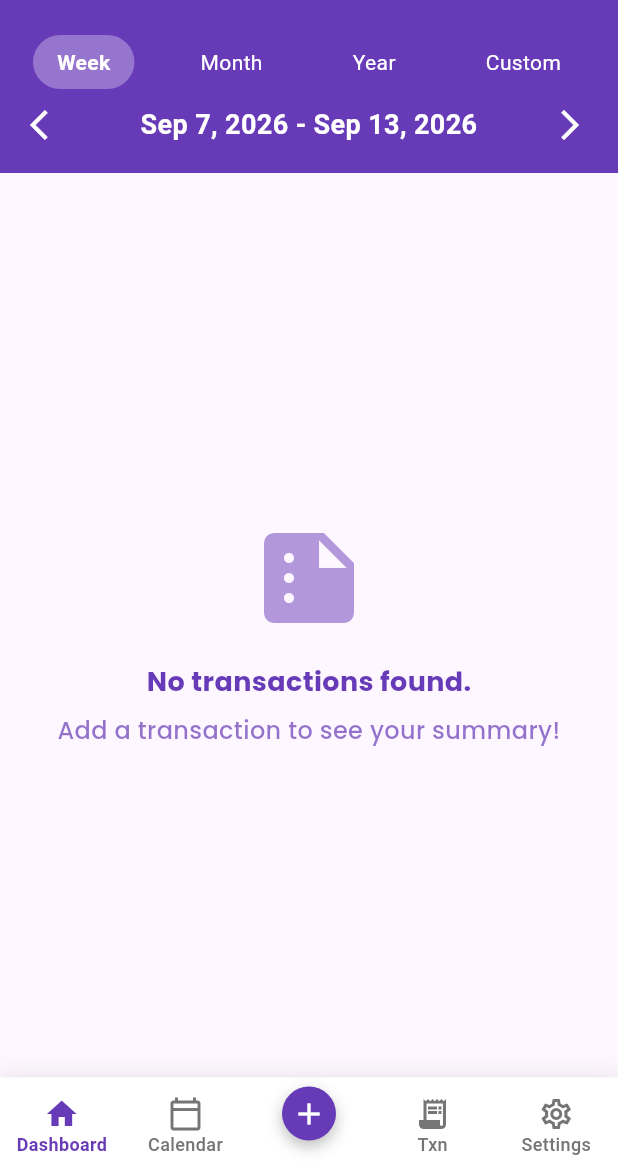
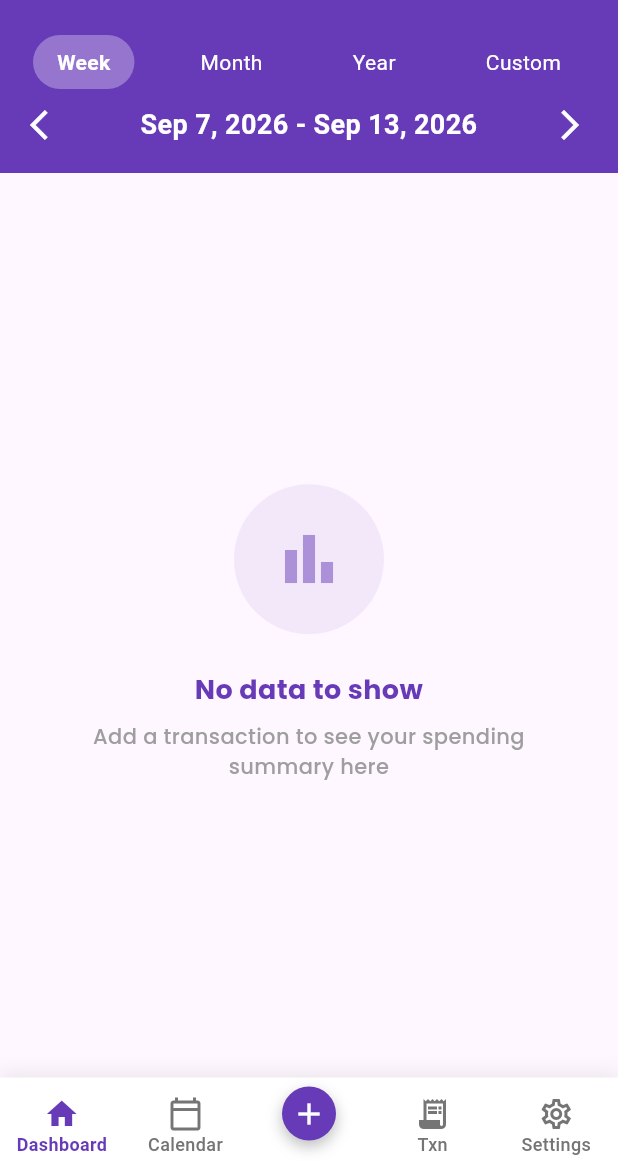
Before and after one commit to palanikumarsky/expense-trackify, a Flutter app: the screen it shows after launch, after a tap on "Week", on a phone screen of 412 x 824 dp, the part 61-1236 px from its top. Run offline on Flutter 3.47's test engine with Material 3 defaults, Android fonts, the phone set to English and light mode, and no system bars; our stand-ins replace bloc, device_info_plus, drift, equatable, fl_chart, flutter_bloc and 6 more; missing offline and left inert: pdfx; accounts and stored records are empty; generated files the repository leaves out were written again.

Commit message:
Add reusable empty states and auto-refresh home screen on transaction changes

```diff
--- /dev/null
+++ b/lib/config/widgets/empty_state_widget.dart
@@ -0,0 +1,81 @@
+import 'package:expensetrackify/constants/colors.dart';
+import 'package:expensetrackify/constants/styles.dart';
+import 'package:flutter/material.dart';
+
+class EmptyStateWidget extends StatelessWidget {
+  final IconData icon;
+  final String title;
+  final String subtitle;
+  final String? buttonLabel;
+  final VoidCallback? onButtonTap;
+
+  const EmptyStateWidget({
+    super.key,
+    required this.icon,
+    required this.title,
+    required this.subtitle,
+    this.buttonLabel,
+    this.onButtonTap,
+  });
+
+  @override
+  Widget build(BuildContext context) {
+    return Center(
+      child: Padding(
+        padding: const EdgeInsets.symmetric(horizontal: 40),
+        child: Column(
+          mainAxisAlignment: MainAxisAlignment.center,
+          children: [
+            Container(
+              width: 100,
+              height: 100,
+              decoration: BoxDecoration(
+                color: AppColors.deepPurpleColor.withOpacity(0.08),
+                shape: BoxShape.circle,
+              ),
+              child: Icon(
+                icon,
+                size: 48,
+                color: AppColors.deepPurpleColor.withOpacity(0.5),
+              ),
+            ),
+            const SizedBox(height: 24),
+            Text(
+              title,
+              style: TextStyles.deepPurpleBold18,
+              textAlign: TextAlign.center,
+            ),
+            const SizedBox(height: 8),
+            Text(
+              subtitle,
+              style: TextStyles.blackMedium14.copyWith(
+                color: Colors.grey[500],
+              ),
+              textAlign: TextAlign.center,
+            ),
+            if (buttonLabel != null && onButtonTap != null) ...[
+              const SizedBox(height: 28),
+              SizedBox(
+                width: 180,
+                child: ElevatedButton(
+                  onPressed: onButtonTap,
+                  style: ElevatedButton.styleFrom(
+                    backgroundColor: AppColors.deepPurpleColor,
+                    shape: RoundedRectangleBorder(
+                      borderRadius: BorderRadius.circular(12),
+                    ),
+                    padding: const EdgeInsets.symmetric(vertical: 14),
+                  ),
+                  child: Text(
+                    buttonLabel!,
+                    style: TextStyles.whiteBold16,
+                  ),
+                ),
+              ),
+            ],
+          ],
+        ),
+      ),
+    );
+  }
+}
--- a/lib/modules/create_transaction/presentation/screen/create_transaction_screen.dart
+++ b/lib/modules/create_transaction/presentation/screen/create_transaction_screen.dart
@@ -1,4 +1,5 @@
 import 'package:expensetrackify/modules/bottom_navigation_bar/bottom_navigation_bar.dart';
+import 'package:expensetrackify/utils/transaction_change_notifier.dart';
 import 'package:expensetrackify/modules/create_transaction/presentation/screen/change_account_screen.dart';
 import 'package:expensetrackify/modules/create_transaction/presentation/screen/choose_category_screen.dart';
 import 'package:expensetrackify/modules/create_transaction/presentation/screen/choose_payment_mode_screen.dart';
@@ -52,6 +53,7 @@ class _CreateTransactionScreenState extends State<CreateTransactionScreen> {
         child: BlocListener<CreateTransactionsBloc, CreateTransactionsState>(
           listener: (context, state) {
             if (state is TransactionSaved) {
+              notifyTransactionChange();
               // Show success message
               ScaffoldMessenger.of(context).showSnackBar(
                 SnackBar(
--- a/lib/modules/home/presentation/screen/home_screen.dart
+++ b/lib/modules/home/presentation/screen/home_screen.dart
@@ -7,7 +7,7 @@ import 'package:expensetrackify/modules/dao/transaction_dao.dart';
 import 'package:expensetrackify/modules/home/presentation/bloc/home_bloc.dart';
 import 'package:expensetrackify/modules/home/widgets/date_range_selector.dart';
 import 'package:expensetrackify/modules/home/presentation/screen/summary_view.dart';
-
+import 'package:expensetrackify/utils/transaction_change_notifier.dart';
 
 class HomeScreen extends StatefulWidget {
   const HomeScreen({super.key});
@@ -19,6 +19,23 @@ class HomeScreen extends StatefulWidget {
 class _HomeScreenState extends State<HomeScreen> {
   List<TransactionWithDetails> transactions = [];
   HomeBloc? _homeBloc;
+
+  @override
+  void initState() {
+    super.initState();
+    transactionChangeNotifier.addListener(_onTransactionChange);
+  }
+
+  @override
+  void dispose() {
+    transactionChangeNotifier.removeListener(_onTransactionChange);
+    super.dispose();
+  }
+
+  void _onTransactionChange() {
+    _homeBloc?.add(const LoadTransactions());
+  }
+
   @override
   Widget build(BuildContext context) {
     return BlocProvider(
--- a/lib/modules/home/presentation/screen/summary_view.dart
+++ b/lib/modules/home/presentation/screen/summary_view.dart
@@ -14,6 +14,7 @@ import 'package:share_plus/share_plus.dart';
 import 'package:path_provider/path_provider.dart';
 import 'package:expensetrackify/utils/transaction_helper.dart';
 import 'package:expensetrackify/utils/pref.dart';
+import 'package:expensetrackify/config/widgets/empty_state_widget.dart';
 
 class SummaryView extends StatefulWidget {
   final List<TransactionWithDetails> transactions;
@@ -128,32 +129,10 @@ class _SummaryViewState extends State<SummaryView> {
   Widget build(BuildContext context) {
     final transactions = widget.transactions;
     if (transactions.isEmpty) {
-      return Column(
-        mainAxisAlignment: MainAxisAlignment.center,
-        crossAxisAlignment: CrossAxisAlignment.center,
-        children: [
-          Icon(
-            Icons.summarize,
-            size: 80,
-            color: AppColors.deepPurpleColor.withOpacity(0.5),
-          ),
-          const SizedBox(height: 16),
-          Text(
-            AppConstants.noTransactionsFound,
-            style: TextStyles.deepPurpleBold18,
-          ),
-          const SizedBox(height: 8),
-          Padding(
-            padding: const EdgeInsets.symmetric(horizontal: 32.0),
-            child: Text(
-              AppConstants.addTransactionToSeeSummary,
-              style: TextStyles.deepPurpleMedium16.copyWith(
-                color: AppColors.deepPurpleColor.withOpacity(0.7),
-              ),
-              textAlign: TextAlign.center,
-            ),
-          ),
-        ],
+      return const EmptyStateWidget(
+        icon: Icons.bar_chart_outlined,
+        title: 'No data to show',
+        subtitle: 'Add a transaction to see your spending summary here',
       );
     }
 
--- a/lib/modules/transactions/presentation/screen/detailed_transactions.dart
+++ b/lib/modules/transactions/presentation/screen/detailed_transactions.dart
@@ -7,6 +7,7 @@ import 'package:expensetrackify/constants/styles.dart';
 import 'package:expensetrackify/constants/colors.dart';
 import 'package:intl/intl.dart';
 import 'package:expensetrackify/constants/app_constants.dart';
+import 'package:expensetrackify/config/widgets/empty_state_widget.dart';
 
 class DetailedTransactions extends StatelessWidget {
   final List<TransactionWithDetails> allTransactions;
@@ -29,33 +30,10 @@ class DetailedTransactions extends StatelessWidget {
   }
 
   Widget buildNoTransaction() {
-    return Center(
-      child: Column(
-        mainAxisAlignment: MainAxisAlignment.center,
-        children: [
-          Icon(
-            Icons.receipt_long,
-            size: 80,
-            color: AppColors.deepPurpleColor.withOpacity(0.5),
-          ),
-          const SizedBox(height: 16),
-          Text(
-            AppConstants.noTransactionsFound,
-            style: TextStyles.deepPurpleBold18,
-          ),
-          const SizedBox(height: 8),
-          Padding(
-            padding: const EdgeInsets.symmetric(horizontal: 32.0),
-            child: Text(
-              AppConstants.tapPlusButtonToAddFirstTransaction,
-              style: TextStyles.deepPurpleMedium16.copyWith(
-                color: AppColors.deepPurpleColor.withOpacity(0.7),
-              ),
-              textAlign: TextAlign.center,
-            ),
-          ),
-        ],
-      ),
+    return const EmptyStateWidget(
+      icon: Icons.receipt_long_outlined,
+      title: 'No transactions yet',
+      subtitle: 'Tap the + button to add your first transaction',
     );
   }
 
--- a/lib/modules/transactions/presentation/screen/edit_transaction_screen.dart
+++ b/lib/modules/transactions/presentation/screen/edit_transaction_screen.dart
@@ -1,4 +1,5 @@
 import 'package:expensetrackify/config/widgets/custom_input_dialog.dart';
+import 'package:expensetrackify/utils/transaction_change_notifier.dart';
 import 'package:expensetrackify/modules/dao/category_dao.dart';
 import 'package:expensetrackify/modules/dao/mode_dao.dart';
 import 'package:expensetrackify/modules/dao/transaction_dao.dart';
@@ -140,6 +141,7 @@ class _EditTransactionScreenState extends State<EditTransactionScreen> {
       );
 
       await _transactionDao.updateTransaction(updatedTransaction);
+      notifyTransactionChange();
 
       ScaffoldMessenger.of(context).showSnackBar(
         const SnackBar(
--- a/lib/modules/transactions/presentation/screen/transaction_detail_screen.dart
+++ b/lib/modules/transactions/presentation/screen/transaction_detail_screen.dart
@@ -11,6 +11,7 @@ import 'package:expensetrackify/modules/dao/transaction_dao.dart';
 import 'package:expensetrackify/utils/pref.dart';
 import 'package:expensetrackify/utils/transaction_helper.dart';
 import 'package:expensetrackify/constants/app_constants.dart';
+import 'package:expensetrackify/utils/transaction_change_notifier.dart';
 
 class TransactionDetailScreen extends StatefulWidget {
   final Transaction transaction;
@@ -83,6 +84,7 @@ class _TransactionDetailScreenState extends State<TransactionDetailScreen> {
           onConfirm: () async {
             try {
               await _transactionDao.deleteTransaction(_transaction.id);
+              notifyTransactionChange();
 
               Navigator.of(context).pop();
 
--- /dev/null
+++ b/lib/utils/transaction_change_notifier.dart
@@ -0,0 +1,9 @@
+import 'package:flutter/foundation.dart';
+
+/// Increment this notifier whenever transactions are created, updated, or deleted.
+/// The HomeScreen listens to it and reloads automatically.
+final transactionChangeNotifier = ValueNotifier<int>(0);
+
+void notifyTransactionChange() {
+  transactionChangeNotifier.value++;
+}
```
Also changed, not shown: lib/modules/calendar/presentation/screen/calendar_day_detail_screen.dart (+14 -18 lines), lib/modules/calendar/presentation/screen/calender_screen1.dart (+22 -1 lines), lib/modules/profile/presentation/screen/accounts_screen.dart (+5 -18 lines), lib/modules/settings/presentation/screen/categories_screen.dart (+6 -2 lines), lib/modules/settings/presentation/screen/modes_screen.dart (+6 -2 lines), 1 other file.
